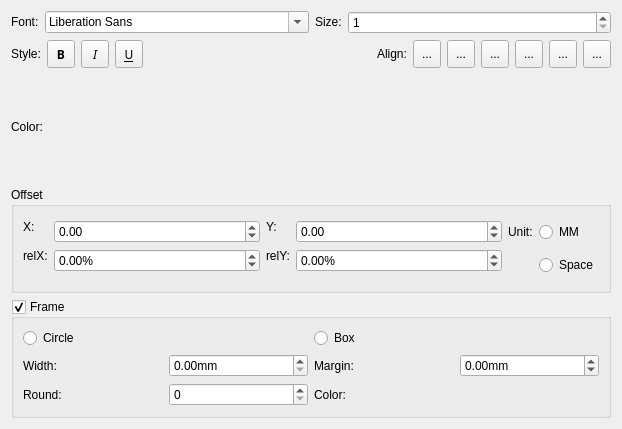
Above: mscore/mscore/textproperties.ui from musescore/musescore-old before the change. Below: the same form after it.
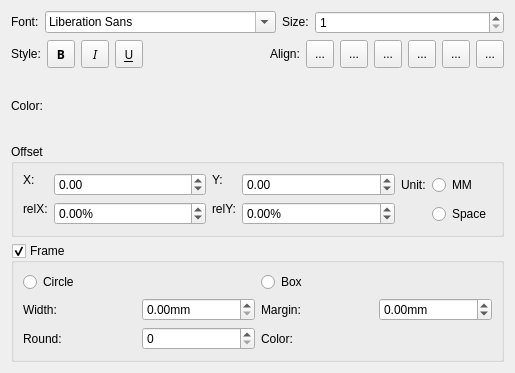
That is the form after the change. Icons and pictures are not drawn. Custom widgets are drawn as their Qt base class.

The edit to the form file:
```diff
--- a/mscore/mscore/textproperties.ui
+++ b/mscore/mscore/textproperties.ui
@@ -6,8 +6,8 @@
    <rect>
     <x>0</x>
     <y>0</y>
-    <width>622</width>
-    <height>429</height>
+    <width>515</width>
+    <height>373</height>
    </rect>
   </property>
   <property name="windowTitle">
```
